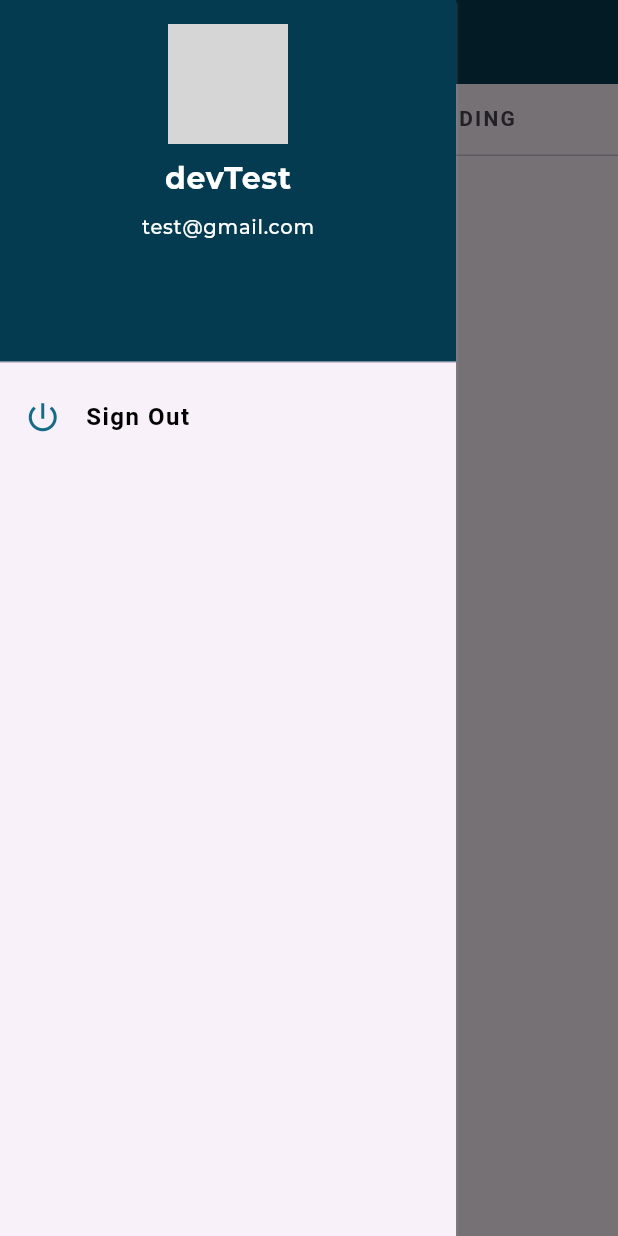
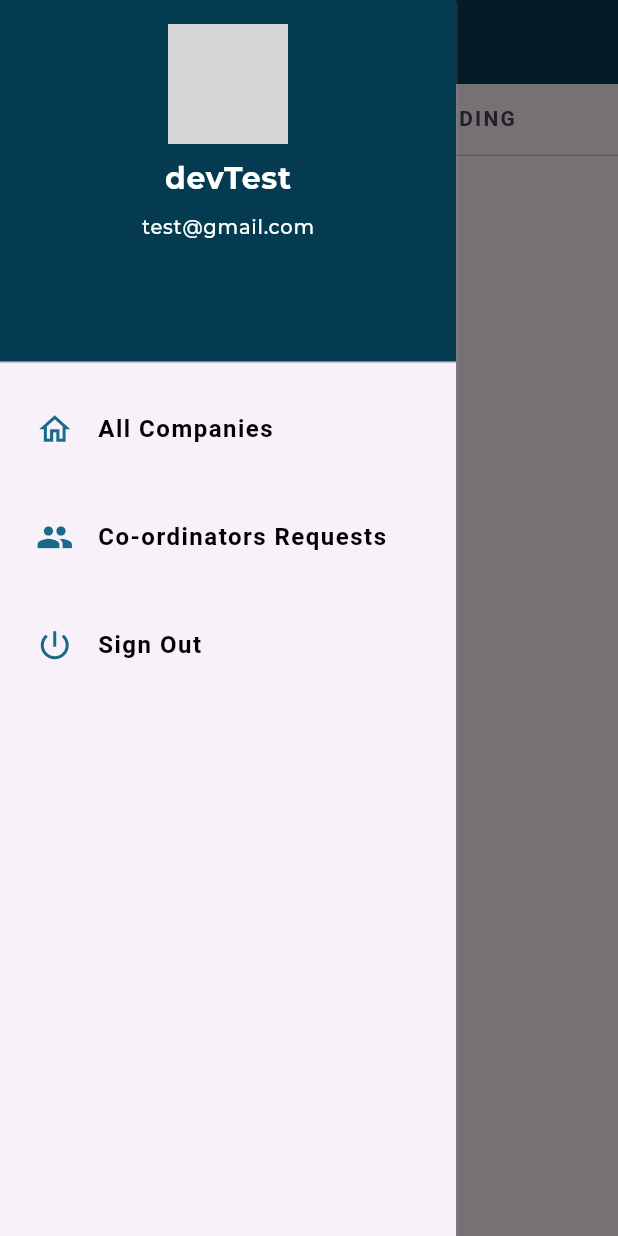
Before and after one commit to pnkr01/weconnect, a Flutter app: the RequestPage screen opened directly, with the side drawer open, on a phone screen of 412 x 824 dp. Run offline on Flutter 3.47's test engine with Material 2 defaults, Android fonts, the phone set to English and light mode, and no system bars; our stand-ins replace cloud_firestore, firebase_auth, firebase_core, firebase_storage, flutter_screenutil, font_awesome_flutter and 6 more; accounts and stored records are empty; network calls fail; grey boxes are pictures that could not be loaded.

Commit message:
FIX: Minor Fix

```diff
--- a/lib/src/screens/home/admin/requested-coord/accepted-coordinator.dart
+++ b/lib/src/screens/home/admin/requested-coord/accepted-coordinator.dart
@@ -35,7 +35,7 @@ class AcceptedCoordinators extends StatelessWidget {
         }
 
         if (snapshot.connectionState == ConnectionState.waiting) {
-          return CircularProgressIndicator();
+          return Center(child: CircularProgressIndicator());
         }
 
         final documents = snapshot.data!.docs;
--- a/lib/src/screens/home/admin/requested-coord/pending-coordinator.dart
+++ b/lib/src/screens/home/admin/requested-coord/pending-coordinator.dart
@@ -35,7 +35,9 @@ class PendingCoordinators extends StatelessWidget {
         }
 
         if (snapshot.connectionState == ConnectionState.waiting) {
-          return CircularProgressIndicator();
+          return Center(
+            child: CircularProgressIndicator(),
+          );
         }
 
         final documents = snapshot.data!.docs;
--- a/lib/src/screens/home/admin/requested-coord/show_coordinator_request_page.dart
+++ b/lib/src/screens/home/admin/requested-coord/show_coordinator_request_page.dart
@@ -14,7 +14,7 @@ class RequestPage extends StatelessWidget {
     return DefaultTabController(
         length: 2,
         child: Scaffold(
-            drawer: MainDrawer(userRole: UserRole.coordinator),
+            drawer: MainDrawer(userRole: UserRole.admin),
             appBar: AppBar(
               title: Text(
                 "REQUESTS",
```
